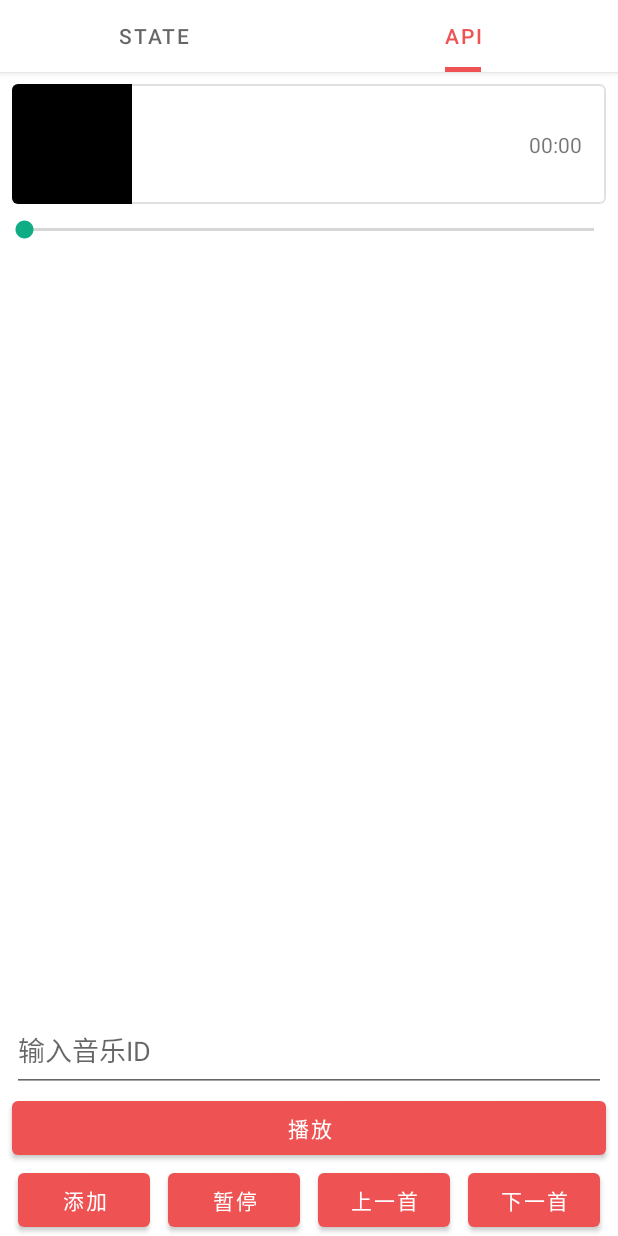
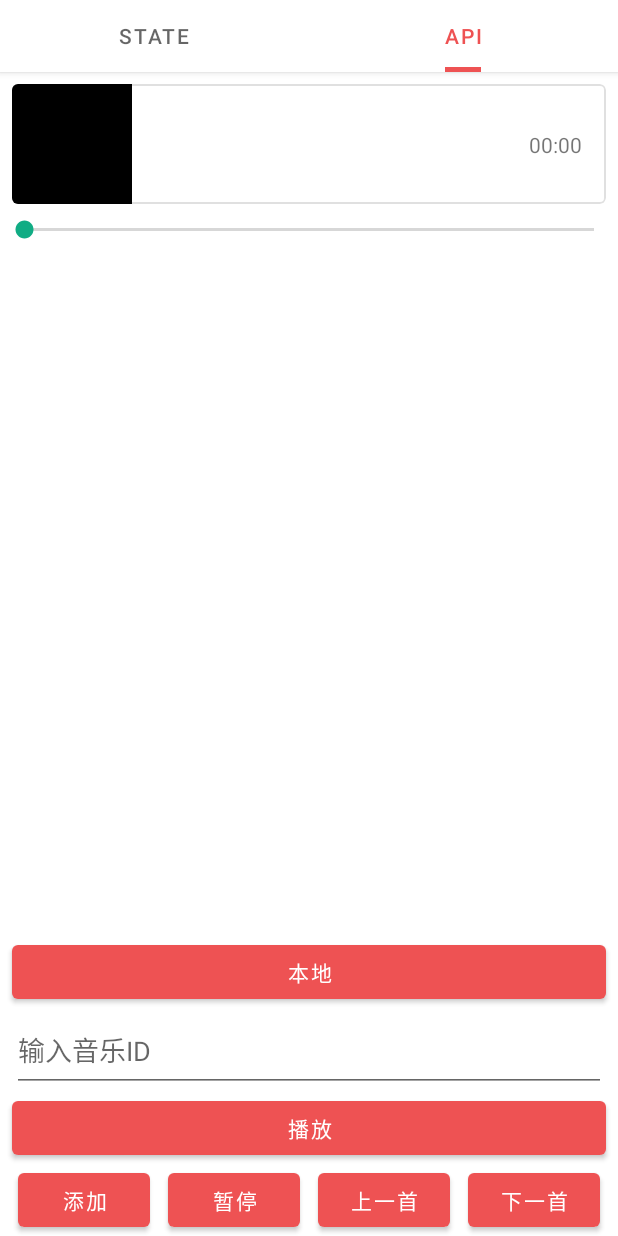
Before and after one commit to Caikun00/KunMusic, an Android app: the screen it shows after launch (MainActivity), tab 2 chosen, on a phone screen of 412 x 824 dp. Run offline under Robolectric (Android 15) with nearby library versions, the phone set to English and light mode, and no system bars; our stand-ins replace data binding; libraries missing offline, so code that uses them is left out: com.drake.brv, com.drake.statusbar; 3 statements that could not run were skipped.

Commit message:
改变切歌逻辑

```diff
--- a/app/src/main/java/site/caikun/kunmusic/fragment/MusicApiFragment.kt
+++ b/app/src/main/java/site/caikun/kunmusic/fragment/MusicApiFragment.kt
@@ -2,17 +2,17 @@ package site.caikun.kunmusic.fragment
 
 import android.annotation.SuppressLint
 import android.util.Log
+import android.view.View
 import android.widget.SeekBar
 import android.widget.TextView
-import com.drake.brv.utils.addModels
 import com.drake.brv.utils.linear
 import com.drake.brv.utils.models
 import com.drake.brv.utils.setup
-import org.w3c.dom.Text
 import site.caikun.kunmusic.R
 import site.caikun.kunmusic.data.MusicApiViewModel
 import site.caikun.kunmusic.databinding.FragmentMusicApiBinding
 import site.caikun.kunmusic.engine.EngineFragment
+import site.caikun.kunmusic.utils.ToastUtil
 import site.caikun.music.KunMusic
 import site.caikun.music.listener.OnPlayProgressListener
 import site.caikun.music.player.MusicState
@@ -51,12 +51,27 @@ class MusicApiFragment : EngineFragment<FragmentMusicApiBinding>(R.layout.fragme
 
         binding.add.setOnClickListener {
             KunMusic.with()?.apply {
-                playMusic(musicData())
+                setMusicList(musicData())
+                playMusicByIndex()
             }
         }
 
         binding.last.setOnClickListener { KunMusic.with()?.skipToLast() }
         binding.next.setOnClickListener { KunMusic.with()?.skipToNext() }
+
+        binding.local.setOnClickListener {
+            val path = "rawresource:///" + R.raw.local
+            val music = MusicInfo(
+                "558290126",
+                "爱你",
+                "王心凌",
+                path,
+                "https://bkimg.cdn.bcebos.com/pic/78310a55b319ebc4b74599628b72d8fc1e178b82b8b6?x-bce-process=image/watermark,image_d2F0ZXIvYmFpa2U4MA==,g_7,xp_5,yp_5/format,f_auto"
+            )
+            KunMusic.with()?.apply {
+                playMusic(music)
+            }
+        }
 
         KunMusic.with()?.setOnPlayProgressListener(object : OnPlayProgressListener {
             @SuppressLint("SetTextI18n")
@@ -81,7 +96,6 @@ class MusicApiFragment : EngineFragment<FragmentMusicApiBinding>(R.layout.fragme
 
             }
         })
-
         setRecycler()
     }
 
@@ -89,14 +103,26 @@ class MusicApiFragment : EngineFragment<FragmentMusicApiBinding>(R.layout.fragme
         binding.musicRecycler.linear().setup {
             addType<MusicInfo>(R.layout.item_music_layout)
             onBind {
+                val data = getModel<MusicInfo>()
                 findView<TextView>(R.id.number).text = modelPosition.toString()
-                findView<TextView>(R.id.id).text = getModel<MusicInfo>().musicId.toString()
+                findView<TextView>(R.id.id).text = data.musicId
+                findView<TextView>(R.id.active).visibility = View.GONE
+                val info = KunMusic.with()?.currentMusicInfo()
+                if (info?.musicId == data.musicId) {
+                    findView<TextView>(R.id.active).visibility = View.VISIBLE
+                }
+            }
+            onClick(R.id.id) {
+                val info = getModel<MusicInfo>(modelPosition)
+                val index = KunMusic.with()?.findMusicInfoIndex(info)
+                ToastUtil.show("${info.musicId},$index")
+            }
+            onClick(R.id.root) {
+                KunMusic.with()?.playMusicByIndex(modelPosition)
             }
         }
         KunMusic.with()?.currentMusicInfoList()?.observe(this) {
-            Log.d("KunMusic", "setRecycler: ${it.size}")
             binding.musicRecycler.models = it
-
         }
     }
 
--- a/app/src/main/java/site/caikun/kunmusic/fragment/MusicStateFragment.kt
+++ b/app/src/main/java/site/caikun/kunmusic/fragment/MusicStateFragment.kt
@@ -1,9 +1,6 @@
 package site.caikun.kunmusic.fragment
 
-import android.widget.TextView
 import androidx.lifecycle.MutableLiveData
-import com.drake.brv.utils.linear
-import com.drake.brv.utils.setup
 import site.caikun.kunmusic.R
 import site.caikun.kunmusic.data.DataRepository
 import site.caikun.kunmusic.data.bean.MusicUrl
--- a/app/src/main/res/layout/fragment_music_api.xml
+++ b/app/src/main/res/layout/fragment_music_api.xml
@@ -180,9 +180,9 @@
             android:id="@+id/state"
             android:layout_width="0dp"
             android:layout_height="wrap_content"
-            android:layout_marginStart="8dp"
-            android:layout_marginEnd="8dp"
+            android:padding="8dp"
             app:layout_constraintEnd_toEndOf="parent"
+            app:layout_constraintHorizontal_bias="0.0"
             app:layout_constraintStart_toStartOf="parent"
             app:layout_constraintTop_toBottomOf="@+id/seekBar" />
 
@@ -190,11 +190,22 @@
             android:id="@+id/musicRecycler"
             android:layout_width="0dp"
             android:layout_height="0dp"
-            app:layout_constraintBottom_toTopOf="@+id/input"
+            app:layout_constraintBottom_toTopOf="@+id/local"
             app:layout_constraintEnd_toEndOf="parent"
             app:layout_constraintStart_toStartOf="parent"
             app:layout_constraintTop_toBottomOf="@+id/state" />
 
+        <Button
+            android:id="@+id/local"
+            android:layout_width="0dp"
+            android:layout_height="wrap_content"
+            android:layout_marginStart="8dp"
+            android:layout_marginEnd="8dp"
+            android:text="@string/local_music"
+            app:layout_constraintBottom_toTopOf="@+id/input"
+            app:layout_constraintEnd_toEndOf="parent"
+            app:layout_constraintStart_toStartOf="parent" />
+
     </androidx.constraintlayout.widget.ConstraintLayout>
 
 </layout>
--- a/app/src/main/res/values/strings.xml
+++ b/app/src/main/res/values/strings.xml
@@ -13,4 +13,5 @@
     <string name="last">上一首</string>
     <string name="next">下一首</string>
     <string name="todo">TODO</string>
+    <string name="local_music">本地</string>
 </resources>
--- a/music/src/main/java/site/caikun/music/queue/MediaSourceProvider.kt
+++ b/music/src/main/java/site/caikun/music/queue/MediaSourceProvider.kt
@@ -1,6 +1,5 @@
 package site.caikun.music.queue
 
-import android.util.Log
 import site.caikun.music.utils.MusicInfo
 
 class MediaSourceProvider {
@@ -24,13 +23,11 @@ class MediaSourceProvider {
             value.forEach {
                 sources[it.musicId] = it
             }
-            Log.d(TAG, "sources size: ${sources.size}")
         }
 
     fun addMusicInfo(musicInfo: MusicInfo) {
         if (!added(musicInfo.musicId)) {
             sources[musicInfo.musicId] = musicInfo
-            Log.d(TAG, "addMusicInfo: ${musicInfo.musicId}")
         }
     }
 
--- a/music/src/main/java/site/caikun/music/service/MusicServiceBinder.kt
+++ b/music/src/main/java/site/caikun/music/service/MusicServiceBinder.kt
@@ -18,11 +18,6 @@ class MusicServiceBinder(private var context: Context) : Binder() {
 
     var player: ExoMusicPlayer? = null
 
-    fun random(): String {
-        val number = Random.nextInt(0, 100)
-        return number.toString()
-    }
-
     private fun initPlayer() {
         player = ExoMusicPlayer(context)
         Log.d(TAG, "initPlayer: ")
```
Also changed, not shown: app/src/main/java/site/caikun/kunmusic/utils/MusicUrlInterceptor.kt (+10 -3 lines), app/src/main/res/layout/item_music_layout.xml (+14 -1 lines), music/src/main/java/site/caikun/music/player/MusicController.kt (+14 -2 lines), music/src/main/java/site/caikun/music/queue/MediaSourceManager.kt (+50 -20 lines), 1 other file.
